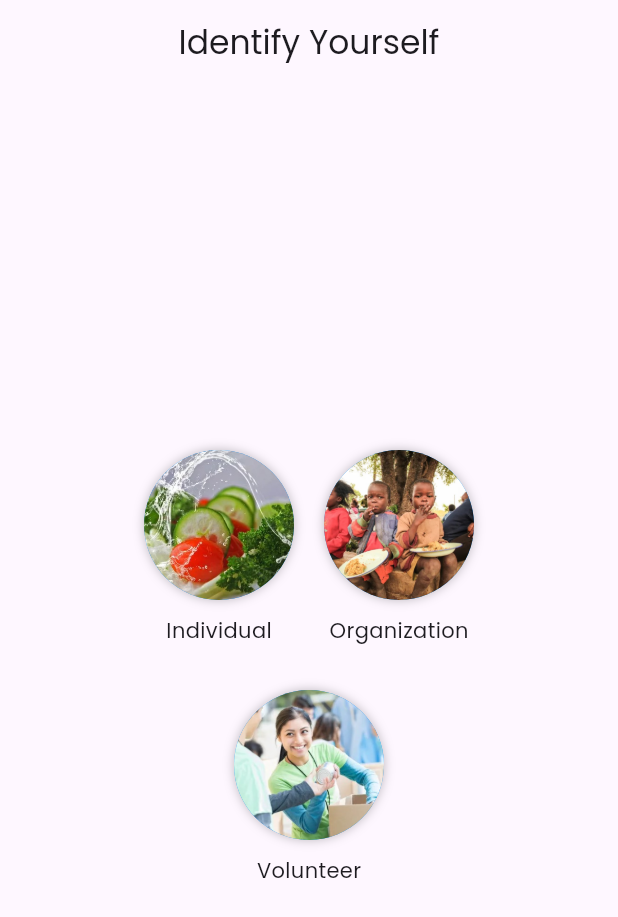
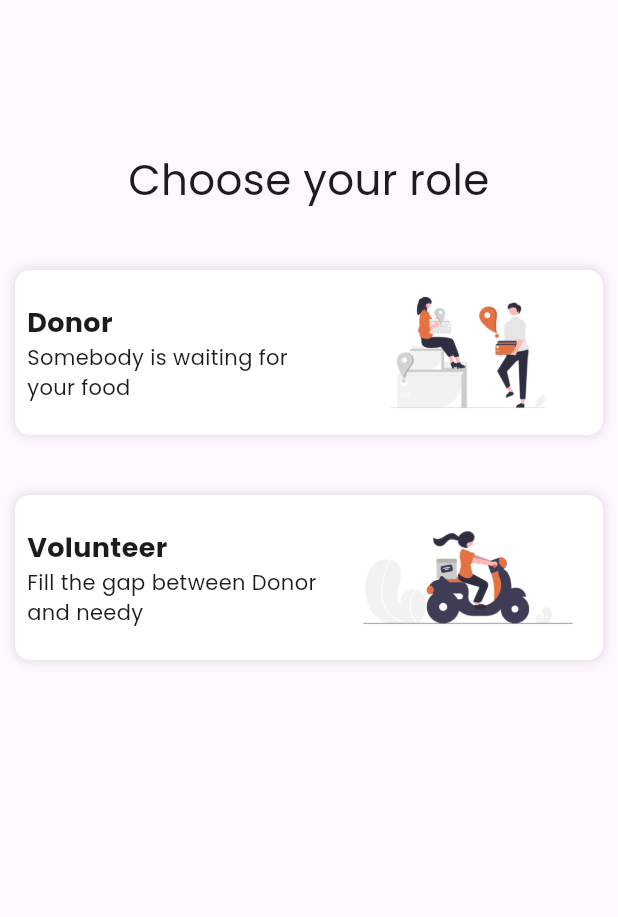
Before and after one commit to ZeroDevCode/bhojansathi, a Flutter app: the UserTypeScreen screen opened by its route, on a phone screen of 412 x 824 dp. Shown: the top 917 px of the screen. Run offline on Flutter 3.47's test engine with Material 3 defaults, Android fonts, the phone set to English and light mode, and no system bars; our stand-ins replace bloc, cloud_firestore, equatable, file_picker, firebase_auth, firebase_core and 7 more; accounts and stored records are empty.

Commit message:
User_Type Done

```diff
--- a/lib/features/login/screens/user_types.dart
+++ b/lib/features/login/screens/user_types.dart
@@ -1,7 +1,4 @@
-import 'package:bhojansathi/generated/assets.dart';
-import 'package:bhojansathi/utils/helper.dart';
 import 'package:flutter/material.dart';
-import 'package:go_router/go_router.dart';
 
 class UserTypeScreen extends StatefulWidget {
   const UserTypeScreen({super.key});
@@ -14,85 +11,114 @@ class _UserTypeScreenState extends State<UserTypeScreen> {
   @override
   Widget build(BuildContext context) {
     return Scaffold(
-      appBar: AppBar(
-        centerTitle: true,
-        title: const Text('Identify Yourself'),
-      ),
-      body: Center(
+      body: Padding(
+        padding: const EdgeInsets.fromLTRB(10, 100, 10, 40),
         child: Column(
-          mainAxisAlignment: MainAxisAlignment.center,
-          children: <Widget>[
-            Row(
-              mainAxisAlignment: MainAxisAlignment.center,
-              children: <Widget>[
-                buildUserTypeButton(
-                  "Individual",
-                  Assets.usertypeIndividual,
-                  () {
-                    Helper.saveUserData('role', 'individual');
-                    context.go('/user_register_screen');
-                  },
+          crossAxisAlignment: CrossAxisAlignment.stretch,
+          children: [
+            const Text(
+              'Choose your role',
+              textAlign: TextAlign.center,
+              style: TextStyle(fontSize: 28, fontWeight: FontWeight.w400),
+            ),
+            const SizedBox(height: 40),
+            InkWell(
+              onTap: () {},
+              child: Container(
+                height: 110,
+                decoration: BoxDecoration(
+                  color: Colors.white,
+                  boxShadow: const [
+                    BoxShadow(
+                      color: Colors.black12,
+                      blurRadius: 5,
+                      spreadRadius: 0.5,
+                    ),
+                  ],
+                  borderRadius: BorderRadius.circular(10),
                 ),
-                buildUserTypeButton(
-                  "Organization",
-                  Assets.usertypeOrganization,
-                  () {
-                    Helper.saveUserData('role', 'organization');
-                    context.go('/user_register_screen');
-                  },
+                child: Row(
+                  children: [
+                    const Expanded(
+                      child: Padding(
+                        padding: EdgeInsets.all(8.0),
+                        child: Column(
+                          crossAxisAlignment: CrossAxisAlignment.start,
+                          mainAxisAlignment: MainAxisAlignment.center,
+                          children: [
+                            Text(
+                              'Donor',
+                              style: TextStyle(
+                                fontSize: 18,
+                                fontWeight: FontWeight.bold,
+                              ),
+                            ),
+                            Text(
+                              'Somebody is waiting for your food',
+                              style: TextStyle(fontSize: 14),
+                            ),
+                          ],
+                        ),
+                      ),
+                    ),
+                    Image.asset(
+                      'assets/images/Donar.png',
+                      width: 180,
+                      height: 100,
+                    ),
+                  ],
                 ),
-              ],
+              ),
             ),
-            const SizedBox(height: 20),
-            buildUserTypeButton(
-              "Volunteer",
-              Assets.usertypeVolunter,
-              () {
-                Helper.saveUserData('role', 'volunteer');
-                context.go('/user_register_screen');
-              },
+            const SizedBox(height: 40),
+            Container(
+              height: 110,
+              decoration: BoxDecoration(
+                color: Colors.white,
+                boxShadow: const [
+                  BoxShadow(
+                    color: Colors.black12,
+                    blurRadius: 5,
+                    spreadRadius: 0.5,
+                  ),
+                ],
+                borderRadius: BorderRadius.circular(10),
+              ),
+              child: Row(
+                children: [
+                  const Expanded(
+                    child: Padding(
+                      padding: EdgeInsets.all(8.0),
+                      child: Column(
+                        crossAxisAlignment: CrossAxisAlignment.start,
+                        mainAxisAlignment: MainAxisAlignment.center,
+                        children: [
+                          Text(
+                            'Volunteer',
+                            style: TextStyle(
+                              fontSize: 18,
+                              fontWeight: FontWeight.bold,
+                            ),
+                          ),
+                          Text(
+                            'Fill the gap between Donor and needy',
+                            style: TextStyle(fontSize: 14),
+                          ),
+                        ],
+                      ),
+                    ),
+                  ),
+                  Image.asset(
+                    'assets/images/On_the_way.png',
+                    width: 180,
+                    height: 100,
+                  ),
+                ],
+              ),
             ),
           ],
         ),
       ),
     );
   }
-
-  Widget buildUserTypeButton(
-    String userType,
-    String assetPath,
-    VoidCallback onNext,
-  ) {
-    return InkWell(
-      onTap: onNext,
-      child: Column(
-        mainAxisAlignment: MainAxisAlignment.center,
-        crossAxisAlignment: CrossAxisAlignment.center,
-        children: <Widget>[
-          Container(
-            clipBehavior: Clip.antiAlias,
-            width: 100,
-            height: 100,
-            alignment: Alignment.center,
-            margin: const EdgeInsets.all(10),
-            decoration: const BoxDecoration(
-              shape: BoxShape.circle,
-              color: Colors.blue,
-              boxShadow: [
-                BoxShadow(
-                  color: Colors.black26,
-                  blurRadius: 5.0,
-                ),
-              ],
-            ),
-            child: Image.asset(
-              assetPath,
-              scale: 1.5,
-            ),
-          ),
-          Text(userType),
-        ],
-      ),
-    );
-  }
 }
```
Also changed, not shown: assets/images/Donar.png (added), assets/images/On_the_way.png (added), pubspec.lock.
